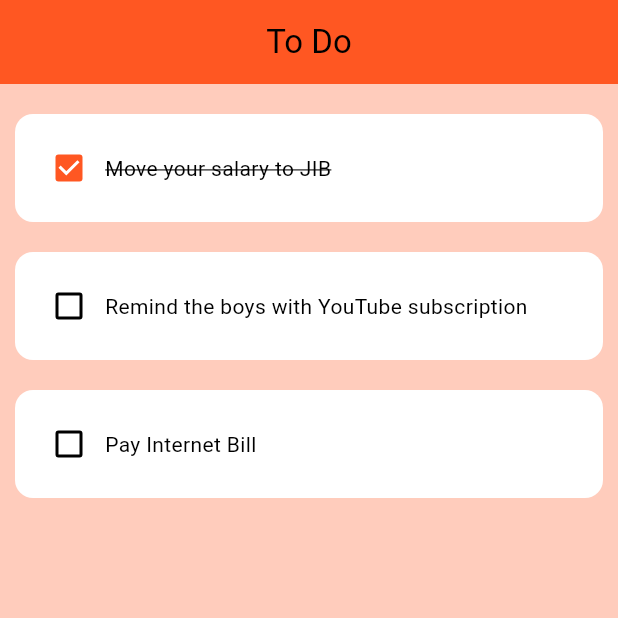
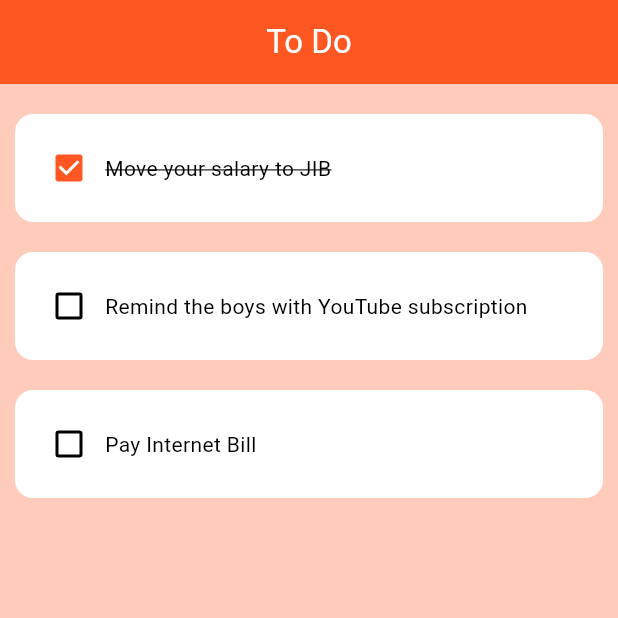
Before and after one commit to OmarAlazaizeh/todo-flutter, a Flutter app: the screen it shows after launch, on a phone screen of 412 x 824 dp, the top half of it. Run offline on Flutter 3.47's test engine with Material 3 defaults, Android fonts, the phone set to English and light mode, and no system bars.

Commit message:
Working on the todo page

```diff
--- a/lib/pages/todo_page.dart
+++ b/lib/pages/todo_page.dart
@@ -51,7 +51,7 @@ class _TodoPageState extends State<TodoPage> {
   Widget build(BuildContext context) {
     return Scaffold(
       appBar: AppBar(
-        title: Text('To Do'),
+        title: Text('To Do', style: TextStyle(color: Colors.white)),
         centerTitle: true,
         // backgroundColor: Colors.blueGrey[900],
         backgroundColor: Theme.of(context).colorScheme.primary,
```
